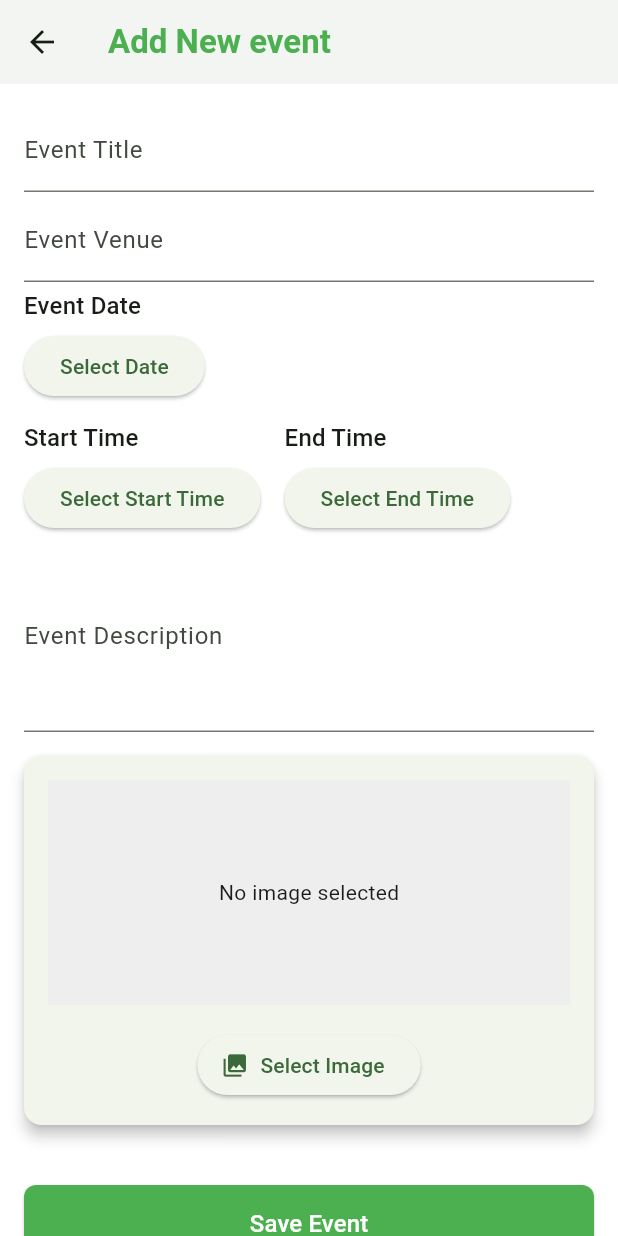
After one commit to bajunii/renova, a Flutter app: the screen it shows after launch, item 3 of the bottom bar chosen, after a tap on the "add" icon, on a phone screen of 412 x 824 dp. The commit adds this screen. Run offline on Flutter 3.47's test engine with Material 3 defaults, Android fonts, the phone set to English and light mode, and no system bars; our stand-ins replace cloud_firestore, firebase_core, firebase_storage, image_picker; missing offline and left inert: window_size; accounts and stored records are empty; network calls fail.

Commit message:
feat: add event page ui and fix art validations

```diff
--- /dev/null
+++ b/lib/features/admin/forms/event_form.dart
@@ -0,0 +1,278 @@
+import 'dart:io';
+import 'package:flutter/material.dart';
+import '../../../core/colors/colors.dart';
+import 'package:image_picker/image_picker.dart';
+
+class EventForm extends StatefulWidget {
+  const EventForm({super.key});
+
+  @override
+  State<EventForm> createState() => _EventFormState();
+}
+
+class _EventFormState extends State<EventForm> {
+  final _formKey = GlobalKey<FormState>();
+
+  final _titleController = TextEditingController();
+  final _venueController = TextEditingController();
+  final _descriptionController = TextEditingController();
+
+  File? _imageFile;
+  bool _isLoading = false;
+  final ImagePicker _picker = ImagePicker();
+
+  Future<void> _pickImage() async {
+    final XFile? pickedFile = await _picker.pickImage(
+      source: ImageSource.gallery,
+      imageQuality: 85,
+    );
+    if (pickedFile != null) {
+      setState(() {
+        _imageFile = File(pickedFile.path);
+      });
+    }
+  }
+
+  DateTime? _selectedDate;
+  TimeOfDay? _startTime;
+  TimeOfDay? _endTime;
+
+  Future<void> _submitForm() async {
+    if (!_formKey.currentState!.validate()) return;
+
+    try {
+      setState(() => _isLoading = true);
+
+      Navigator.pop(context);
+    } catch (e) {
+      ScaffoldMessenger.of(
+        context,
+      ).showSnackBar(SnackBar(content: Text('Error saving event: $e')));
+    } finally {
+      setState(() => _isLoading = false);
+    }
+  }
+
+  @override
+  void dispose() {
+    _titleController.dispose();
+    _venueController.dispose();
+    _descriptionController.dispose();
+    super.dispose();
+  }
+
+  @override
+  Widget build(BuildContext context) {
+    return SafeArea(
+      child: Scaffold(
+        backgroundColor: AppColors.background,
+        appBar: AppBar(
+          title: Text(
+            "Add New event",
+            style: TextStyle(
+              color: AppColors.primary,
+              fontWeight: FontWeight.bold,
+            ),
+          ),
+          backgroundColor: AppColors.background,
+          elevation: 2,
+        ),
+        body: SingleChildScrollView(
+          padding: const EdgeInsets.all(16.0),
+          child: Form(
+            key: _formKey,
+            child: Column(
+              crossAxisAlignment: CrossAxisAlignment.start,
+              children: [
+                // Title
+                TextFormField(
+                  controller: _titleController,
+                  decoration: const InputDecoration(labelText: 'Event Title'),
+                  validator: (value) =>
+                      value!.isEmpty ? 'Title is required' : null,
+                ),
+                SizedBox(height: 4.0),
+
+                // Venue
+                TextFormField(
+                  controller: _venueController,
+                  decoration: const InputDecoration(labelText: 'Event Venue'),
+                  validator: (value) =>
+                      value!.isEmpty ? 'Venue is required' : null,
+                ),
+                SizedBox(height: 4.0),
+                // Example Date Picker Section
+                Text(
+                  'Event Date',
+                  style: Theme.of(context).textTheme.titleMedium,
+                ),
+                const SizedBox(height: 4.0),
+
+                // Event Date
+                ElevatedButton(
+                  onPressed: () async {
+                    final pickedDate = await showDatePicker(
+                      context: context,
+                      initialDate: DateTime.now(),
+                      firstDate: DateTime.now(),
+                      lastDate: DateTime(2035),
+                    );
+                    if (pickedDate != null) {
+                      setState(() {
+                        _selectedDate = pickedDate;
+                      });
+                    }
+                  },
+                  child: Text(
+                    _selectedDate == null
+                        ? 'Select Date'
+                        : '${_selectedDate!.day}/${_selectedDate!.month}/${_selectedDate!.year}',
+                  ),
+                ),
+
+                // Start Time Picker
+                const SizedBox(height: 12.0),
+                Row(
+                  children: [
+                    Column(
+                      crossAxisAlignment: CrossAxisAlignment.start,
+                      children: [
+                        Text(
+                          'Start Time',
+                          style: Theme.of(context).textTheme.titleMedium,
+                        ),
+
+                        const SizedBox(height: 4.0),
+                        ElevatedButton(
+                          onPressed: () async {
+                            final pickedTime = await showTimePicker(
+                              context: context,
+                              initialTime: TimeOfDay.now(),
+                            );
+                            if (pickedTime != null) {
+                              setState(() {
+                                _startTime = pickedTime;
+                              });
+                            }
+                          },
+                          child: Text(
+                            _startTime == null
+                                ? 'Select Start Time'
+                                : _startTime!.format(context),
+                          ),
+                        ),
+                      ],
+                    ),
+                    const SizedBox(width: 16),
+
+                    // End Time Picker
+                    Column(
+                      crossAxisAlignment: CrossAxisAlignment.start,
+                      children: [
+                        Text(
+                          'End Time',
+                          style: Theme.of(context).textTheme.titleMedium,
+                        ),
+
+                        const SizedBox(height: 4),
+                        ElevatedButton(
+                          onPressed: () async {
+                            final pickedTime = await showTimePicker(
+                              context: context,
+                              initialTime: TimeOfDay.now(),
+                            );
+                            if (pickedTime != null) {
+                              setState(() {
+                                _endTime = pickedTime;
+                              });
+                            }
+                          },
+                          child: Text(
+                            _endTime == null
+                                ? 'Select End Time'
+                                : _endTime!.format(context),
+                          ),
+                        ),
+                      ],
+                    ),
+                  ],
+                ),
+
+                // Event Description
+                const SizedBox(height: 4.0),
+                TextFormField(
+                  controller: _descriptionController,
+                  decoration: const InputDecoration(
+                    labelText: 'Event Description',
+                  ),
+                  maxLines: 4,
+                  validator: (value) =>
+                      value!.isEmpty ? 'Description is required' : null,
+                ),
+
+                const SizedBox(height: 16.0),
+
+                // Image URL
+                Card(
+                  elevation: 4.0,
+                  margin: const EdgeInsets.only(bottom: 20.0),
+                  child: Padding(
+                    padding: const EdgeInsets.all(16.0),
+                    child: Column(
+                      children: [
+                        _imageFile == null
+                            ? Container(
+                                height: 150,
+                                width: double.infinity,
+                                color: Colors.grey[200],
+                                child: const Center(
+                                  child: Text('No image selected'),
+                                ),
+                              )
+                            : Image.file(
+                                _imageFile!,
+                                height: 150,
+                                width: double.infinity,
+                                fit: BoxFit.cover,
+                              ),
+                        const SizedBox(height: 16.0),
+                        ElevatedButton.icon(
+                          onPressed: _pickImage,
+                          icon: const Icon(Icons.photo_library),
+                          label: const Text('Select Image'),
+                        ),
+                      ],
+                    ),
+                  ),
+                ),
+
+                const SizedBox(height: 20),
+                // Submit Button
+                SizedBox(
+                  width: double.infinity,
+                  child: _isLoading
+                      ? const CircularProgressIndicator()
+                      : ElevatedButton(
+                          onPressed: _submitForm,
+                          style: ElevatedButton.styleFrom(
+                            backgroundColor: AppColors.primary,
+                            padding: const EdgeInsets.symmetric(vertical: 14),
+                            shape: RoundedRectangleBorder(
+                              borderRadius: BorderRadius.circular(8),
+                            ),
+                          ),
+
+                          child: const Text(
+                            'Save Event',
+                            style: TextStyle(color: Colors.white, fontSize: 16),
+                          ),
+                        ),
+                ),
+              ],
+            ),
+          ),
+        ),
+      ),
+    );
+  }
+}
--- a/lib/features/admin/pages/events_page.dart
+++ b/lib/features/admin/pages/events_page.dart
@@ -1,5 +1,7 @@
 import 'package:flutter/material.dart';
 import '../../../core/colors/colors.dart';
+import '../widgets/event_tile.dart';
+import '../forms/event_form.dart';
 
 class EventsPage extends StatelessWidget {
   const EventsPage({super.key});
@@ -20,7 +22,21 @@ class EventsPage extends StatelessWidget {
           elevation: 2,
           automaticallyImplyLeading: false,
         ),
-        body: Center(child: Text('Events Page. Comming Soon....')),
+        body: ListView.builder(
+          padding: const EdgeInsets.all(8),
+          itemCount: 10,
+          itemBuilder: (context, index) => const EventTile(),
+        ),
+        floatingActionButton: FloatingActionButton(
+          onPressed: () {
+            Navigator.push(
+              context,
+              MaterialPageRoute(builder: (context) => const EventForm()),
+            );
+          },
+          backgroundColor: AppColors.accent,
+          child: const Icon(Icons.add, color: AppColors.background),
+        ),
       ),
     );
   }
--- /dev/null
+++ b/lib/features/admin/widgets/event_tile.dart
@@ -0,0 +1,92 @@
+// ArtItem card
+import 'package:flutter/widgets.dart';
+import '../../../core/colors/colors.dart';
+
+class EventTile extends StatelessWidget {
+  // final EventsModel event;
+
+  const EventTile({super.key});
+
+  @override
+  Widget build(BuildContext context) {
+    return Container(
+      // height: 260,
+      // width: 200,
+      width: double.infinity,
+      padding: EdgeInsets.all(10),
+      margin: EdgeInsets.only(top: 10),
+      decoration: BoxDecoration(
+        color: AppColors.background,
+        borderRadius: BorderRadius.circular(15),
+        boxShadow: [
+          BoxShadow(
+            color: AppColors.accent,
+            spreadRadius: 0.5,
+            blurRadius: 0.5,
+            offset: Offset(0.5, 1),
+          ),
+        ],
+      ),
+      child: Column(
+        crossAxisAlignment: CrossAxisAlignment.start,
+        children: [
+          // Product Image
+          ClipRRect(
+            borderRadius: BorderRadius.circular(5),
+            child: FadeInImage.assetNetwork(
+              placeholder: 'assets/images/placeholder.png',
+              image: 'assets/images/enviroment.png',
+              height: 140,
+              width: double.infinity,
+              fit: BoxFit.cover,
+              imageErrorBuilder: (context, error, stackTrace) => Image.asset(
+                'assets/images/placeholder.png',
+                height: 140,
+                fit: BoxFit.cover,
+              ),
+            ),
+          ),
+          const SizedBox(height: 6.0),
+          Text(
+            "General Market CleanUp",
+            maxLines: 1,
+            overflow: TextOverflow.ellipsis,
+            style: TextStyle(
+              fontSize: 20,
+              fontWeight: FontWeight.bold,
+              color: AppColors.text,
+            ),
+          ),
+          const SizedBox(height: 4.0),
+
+          Text(
+            "Thursday, 1st November 2025",
+            style: TextStyle(
+              fontSize: 16,
+              color:AppColors.text,
+              fontWeight: FontWeight.bold,
+            ),
+          ),
+          const SizedBox(height: 4.0),
+          Text("Mongoja Grounds",
+              style: TextStyle(
+                fontSize: 14,
+                color: AppColors.text,
+              )),
+
+          const SizedBox(height: 4.0),
+          Text(
+            "10:00 AM - 4:00 PM",
+            style: TextStyle(
+              fontSize: 13,
+              color: AppColors.text,
+            ),
+          ),
+        ],
+      ),
+
+    );
+
+
+  }
+}
--- /dev/null
+++ b/lib/features/model/events_model.dart
@@ -0,0 +1,59 @@
+import 'package:cloud_firestore/cloud_firestore.dart';
+
+class EventsModel {
+  final String id;
+  String title;
+  String description;
+  DateTime date;
+  String location;
+  String? imageUrl;
+  DateTime createdAt;
+
+  EventsModel({
+    required this.id,
+    required this.title,
+    required this.description,
+    required this.date,
+    required this.location,
+    this.imageUrl,
+    required this.createdAt,
+  });
+
+  Map<String, dynamic> toJson() {
+    return {
+      "title": title,
+      "description": description,
+      "date": Timestamp.fromDate(date),
+      "location": location,
+      "imageUrl": imageUrl,
+      "createdAt": Timestamp.fromDate(createdAt),
+    };
+  }
+
+  static EventsModel empty() => EventsModel(
+    id: '',
+    title: '',
+    description: '',
+    date: DateTime.now(),
+    location: '',
+    imageUrl: null,
+    createdAt: DateTime.now(),
+  );
+
+  factory EventsModel.fromJson(Map<String, dynamic>? events, String id) {
+    if (events == null) return EventsModel.empty();
+    return EventsModel(
+      id: id,
+      title: events['title'] ?? '',
+      description: events['description'] ?? '',
+      date: events['date'] is Timestamp
+          ? (events['date'] as Timestamp).toDate()
+          : DateTime.tryParse(events['date'] ?? '') ?? DateTime.now(),
+      location: events['location'] ?? '',
+      imageUrl: events['imageUrl'],
+      createdAt: events['createdAt'] is Timestamp
+          ? (events['createdAt'] as Timestamp).toDate()
+          : DateTime.now(),
+    );
+  }
+}
--- a/lib/main.dart
+++ b/lib/main.dart
@@ -15,9 +15,9 @@ void main() async {
     await Firebase.initializeApp(
       options: DefaultFirebaseOptions.currentPlatform,
     );
-    print("✅ Firebase initialized successfully!");
+    debugPrint("✅ Firebase initialized successfully!");
   } catch (e) {
-    print("❌ Firebase initialization failed: $e");
+    debugPrint("❌ Firebase initialization failed: $e");
   }
   setupWindow();
   runApp(MyApp());
```
Also changed, not shown: lib/features/admin/forms/art_item_form.dart (+33 -12 lines), assets/images/enviroment.png (added).
